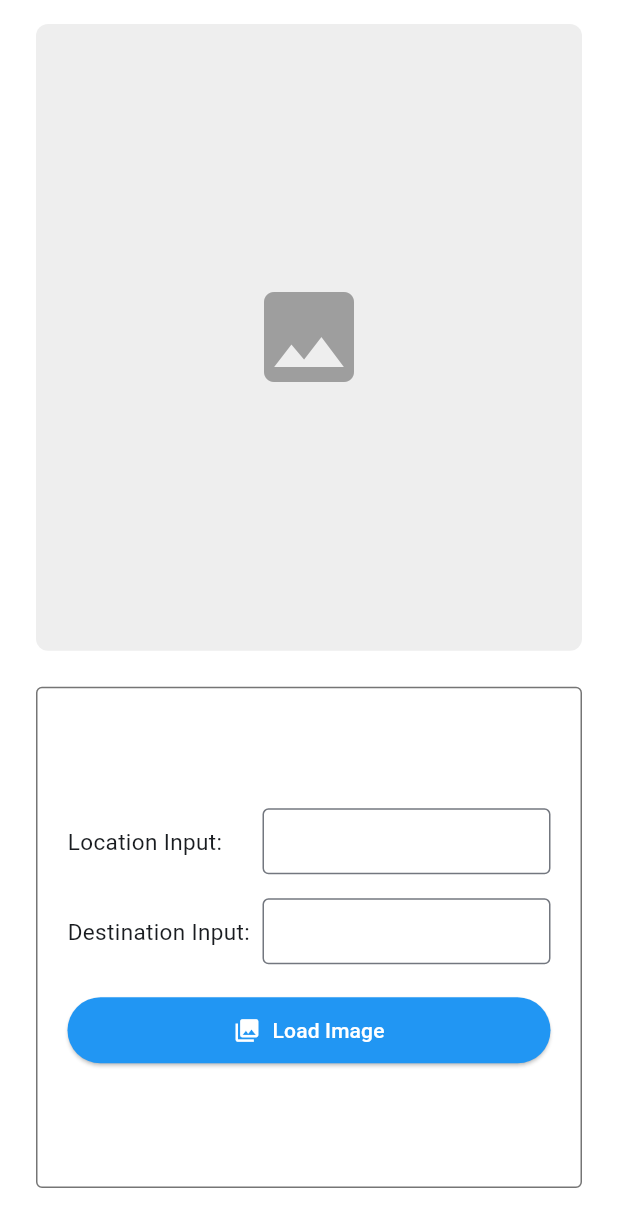
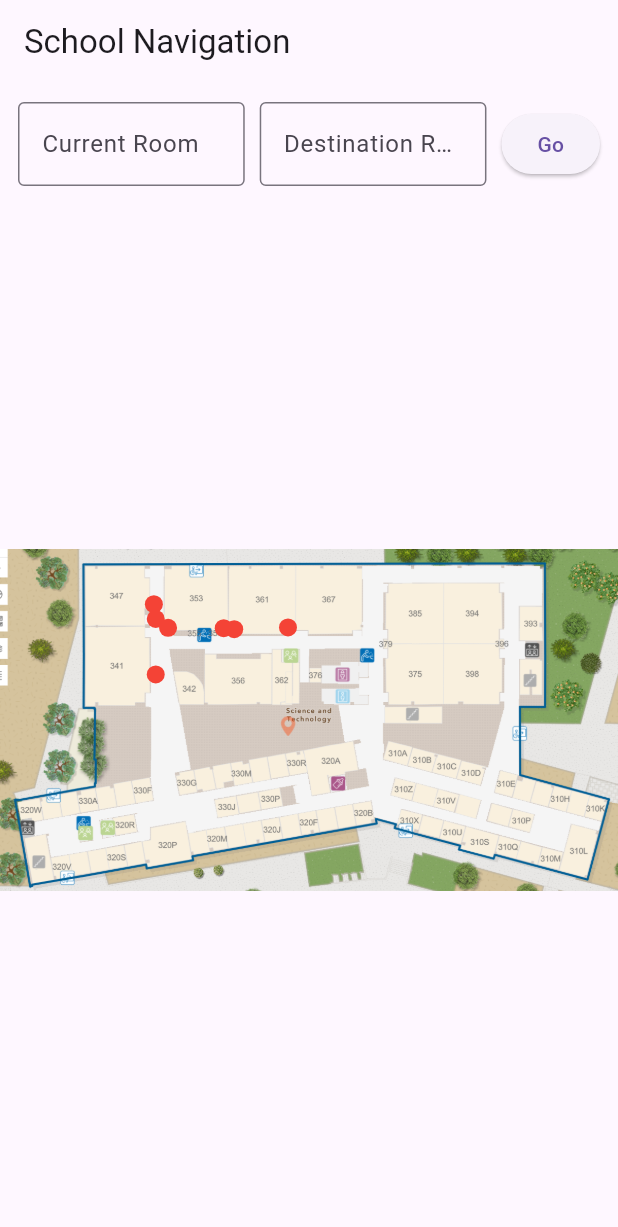
Before and after one commit to PamdaTheStudent/CSE-310-Warner-Brothers, a Flutter app: the screen it shows after launch, on a phone screen of 412 x 824 dp. Shown: the top 1227 px of the screen. Run offline on Flutter 3.47's test engine with Material 3 defaults, Android fonts, the light colour scheme and no system bars.

Commit message:
Nodes now stick to png and scale with png correctly

```diff
--- a/Flutter/warner_brothers/lib/main.dart
+++ b/Flutter/warner_brothers/lib/main.dart
@@ -1,3 +1,4 @@
+import 'dart:collection';
 import 'package:flutter/material.dart';
 
 void main() {
@@ -10,200 +11,335 @@ class MyApp extends StatelessWidget {
   @override
   Widget build(BuildContext context) {
     return MaterialApp(
-      title: 'Location App',
       debugShowCheckedModeBanner: false,
-      theme: ThemeData(
-        colorScheme: ColorScheme.fromSeed(seedColor: Colors.blue),
-        useMaterial3: true,
-        inputDecorationTheme: const InputDecorationTheme(
-          border: OutlineInputBorder(),
-          contentPadding: EdgeInsets.symmetric(horizontal: 12, vertical: 10),
-        ),
-      ),
-      home: const LocationScreen(),
+      home: const MapScreen(),
     );
   }
 }
 
-class LocationScreen extends StatefulWidget {
-  const LocationScreen({super.key});
+class NavNode {
+  final String id;
+
+  /// STORED AS PERCENTAGES (0 → 1)
+  final Offset position;
+
+  final List<String> neighbors;
+
+  NavNode({
+    required this.id,
+    required this.position,
+    required this.neighbors,
+  });
+}
+
+class MapScreen extends StatefulWidget {
+  const MapScreen({super.key});
 
   @override
-  State<LocationScreen> createState() => _LocationScreenState();
+  State<MapScreen> createState() => _MapScreenState();
 }
 
-class _LocationScreenState extends State<LocationScreen> {
-  final TextEditingController _locationController = TextEditingController();
-  final TextEditingController _destinationController = TextEditingController();
+class _MapScreenState extends State<MapScreen> {
+  /// HALLWAY GRAPH
+  ///
+  /// POSITIONS ARE NOW RELATIVE VALUES
+  /// x = % across image
+  /// y = % down image
+  final Map<String, NavNode> nodes = {
+    "347": NavNode(
+      id: "347",
+      position: const Offset(0.249, 0.162),
+      neighbors: ["341_A"],
+    ),
 
-  // List of network images to cycle through
-  final List<String> _imageUrls = [
-    'https://picsum.photos/seed/mountain/600/400',
-    'https://picsum.photos/seed/city/600/400',
-    'https://picsum.photos/seed/forest/600/400',
-    'https://picsum.photos/seed/beach/600/400',
-    'https://picsum.photos/seed/desert/600/400',
-  ];
+    "341_A": NavNode(
+      id: "341_A",
+      position: const Offset(0.252, 0.205),
+      neighbors: ["347", "341_B", "353_A"],
+    ),
 
-  int _currentImageIndex = -1; // -1 = show placeholder
+    "341_B": NavNode(
+      id: "341_B",
+      position: const Offset(0.252, 0.367),
+      neighbors: ["341_A"],
+    ),
 
-  void _changeImage() {
+    "353_A": NavNode(
+      id: "353_A",
+      position: const Offset(0.272, 0.231),
+      neighbors: ["341_A", "353_B"],
+    ),
+
+    "353_B": NavNode(
+      id: "353_B",
+      position: const Offset(0.362, 0.232),
+      neighbors: ["353_A", "361_A"],
+    ),
+
+    "361_A": NavNode(
+      id: "361_A",
+      position: const Offset(0.379, 0.235),
+      neighbors: ["353_B", "361_B"],
+    ),
+
+    "361_B": NavNode(
+      id: "361_B",
+      position: const Offset(0.466, 0.230),
+      neighbors: ["361_A"],
+    ),
+  };
+
+  /// ROOM → NODE CONNECTIONS
+  final Map<String, String> roomToNode = {
+    "STC 347": "347",
+    "STC 341": "341_A",
+    "STC 353": "353_A",
+    "STC 361": "361_A",
+  };
+
+  List<Offset> routePoints = [];
+
+  final TextEditingController startController = TextEditingController();
+  final TextEditingController endController   = TextEditingController();
+
+  /// FIND PATH USING BFS
+  List<String> findPath(String start, String goal) {
+    Queue<String> queue = Queue();
+    Map<String, String?> cameFrom = {};
+
+    queue.add(start);
+    cameFrom[start] = null;
+
+    while (queue.isNotEmpty) {
+      final current = queue.removeFirst();
+
+      if (current == goal) break;
+
+      for (final next in nodes[current]!.neighbors) {
+        if (!cameFrom.containsKey(next)) {
+          queue.add(next);
+          cameFrom[next] = current;
+        }
+      }
+    }
+
+    List<String> path = [];
+    String? current = goal;
+
+    while (current != null) {
+      path.insert(0, current);
+      current = cameFrom[current];
+    }
+
+    return path;
+  }
+
+  void generateRoute() {
+    String startRoom = startController.text.trim();
+    String endRoom   = endController.text.trim();
+
+    if (!roomToNode.containsKey(startRoom) ||
+        !roomToNode.containsKey(endRoom)) {
+      return;
+    }
+
+    String startNode = roomToNode[startRoom]!;
+    String endNode   = roomToNode[endRoom]!;
+
+    List<String> nodePath = findPath(startNode, endNode);
+
     setState(() {
-      _currentImageIndex = (_currentImageIndex + 1) % _imageUrls.length;
+      routePoints = nodePath
+          .map((id) => nodes[id]!.position)
+          .toList();
     });
   }
 
-  @override
-  void dispose() {
-    _locationController.dispose();
-    _destinationController.dispose();
-    super.dispose();
+  /// Computes the actual rendered image rect inside a container
+  /// when using BoxFit.contain, accounting for letterboxing.
+  _ImageRect _getImageRect(double containerWidth, double containerHeight) {
+    // ⚠️ Replace these with your actual map.png pixel dimensions
+    const double nativeWidth  = 1201;
+    const double nativeHeight = 666;
+    const double aspect = nativeWidth / nativeHeight;
+
+    double renderedWidth, renderedHeight;
+
+    if (containerWidth / containerHeight > aspect) {
+      // Letterbox on left/right
+      renderedHeight = containerHeight;
+      renderedWidth  = containerHeight * aspect;
+    } else {
+      // Letterbox on top/bottom
+      renderedWidth  = containerWidth;
+      renderedHeight = containerWidth / aspect;
+    }
+
+    final offsetX = (containerWidth  - renderedWidth)  / 2;
+    final offsetY = (containerHeight - renderedHeight) / 2;
+
+    return _ImageRect(
+      offsetX:        offsetX,
+      offsetY:        offsetY,
+      renderedWidth:  renderedWidth,
+      renderedHeight: renderedHeight,
+    );
   }
 
   @override
   Widget build(BuildContext context) {
     return Scaffold(
-      backgroundColor: Colors.white,
-      body: SafeArea(
-        child: Padding(
-          padding: const EdgeInsets.symmetric(horizontal: 24.0, vertical: 16.0),
-          child: Column(
-            crossAxisAlignment: CrossAxisAlignment.stretch,
-            children: [
-              // ── Image Area ─────────────────────────────────────────────
-              Expanded(
-                flex: 5,
-                child: AnimatedSwitcher(
-                  duration: const Duration(milliseconds: 500),
-                  child: _currentImageIndex == -1
-                      // Placeholder
-                      ? Container(
-                          key: const ValueKey('placeholder'),
-                          decoration: BoxDecoration(
-                            color: Colors.grey[200],
-                            borderRadius: BorderRadius.circular(8),
-                          ),
-                          child: Center(
-                            child: Icon(
-                              Icons.image,
-                              size: 80,
-                              color: Colors.grey[500],
+      appBar: AppBar(
+        title: const Text("School Navigation"),
+      ),
+
+      body: Column(
+        children: [
+          Padding(
+            padding: const EdgeInsets.all(12),
+            child: Row(
+              children: [
+                Expanded(
+                  child: TextField(
+                    controller: startController,
+                    decoration: const InputDecoration(
+                      labelText: "Current Room",
+                      border: OutlineInputBorder(),
+                    ),
+                  ),
+                ),
+
+                const SizedBox(width: 10),
+
+                Expanded(
+                  child: TextField(
+                    controller: endController,
+                    decoration: const InputDecoration(
+                      labelText: "Destination Room",
+                      border: OutlineInputBorder(),
+                    ),
+                  ),
+                ),
+
+                const SizedBox(width: 10),
+
+                ElevatedButton(
+                  onPressed: generateRoute,
+                  child: const Text("Go"),
+                ),
+              ],
+            ),
+          ),
+
+          Expanded(
+            child: LayoutBuilder(
+              builder: (context, constraints) {
+                final containerWidth  = constraints.maxWidth;
+                final containerHeight = constraints.maxHeight;
+                final rect = _getImageRect(containerWidth, containerHeight);
+
+                return InteractiveViewer(
+                  maxScale: 5,
+                  minScale: 1,
+
+                  child: Stack(
+                    children: [
+                      /// MAP IMAGE
+                      SizedBox(
+                        width:  containerWidth,
+                        height: containerHeight,
+                        child: Image.asset(
+                          "assets/map.png",
+                          fit: BoxFit.contain,
+                        ),
+                      ),
+
+                      /// ROUTE
+                      CustomPaint(
+                        size: Size(containerWidth, containerHeight),
+                        painter: PathPainter(
+                          routePoints.map((p) => Offset(
+                            rect.offsetX + p.dx * rect.renderedWidth,
+                            rect.offsetY + p.dy * rect.renderedHeight,
+                          )).toList(),
+                        ),
+                      ),
+
+                      /// DEBUG NODE DOTS
+                      ...nodes.values.map((node) {
+                        final scaledX =
+                            rect.offsetX + node.position.dx * rect.renderedWidth;
+                        final scaledY =
+                            rect.offsetY + node.position.dy * rect.renderedHeight;
+
+                        return Positioned(
+                          left: scaledX - 6,
+                          top:  scaledY - 6,
+                          child: Container(
+                            width: 12,
+                            height: 12,
+                            decoration: const BoxDecoration(
+                              color: Colors.red,
+                              shape: BoxShape.circle,
                             ),
                           ),
-                        )
-                      // Loaded image
-                      : ClipRRect(
-                          key: ValueKey(_currentImageIndex),
-                          borderRadius: BorderRadius.circular(8),
-                          child: Image.network(
-                            _imageUrls[_currentImageIndex],
-                            fit: BoxFit.cover,
-                            width: double.infinity,
-                            loadingBuilder: (context, child, loadingProgress) {
-                              if (loadingProgress == null) return child;
-                              return Container(
-                                color: Colors.grey[200],
-                                child: const Center(
-                                  child: CircularProgressIndicator(),
-                                ),
-                              );
-                            },
-                          ),
-                        ),
-                ),
-              ),
-
-              const SizedBox(height: 24),
-
-              // ── Input Card ─────────────────────────────────────────────
-              Expanded(
-                flex: 4,
-                child: Container(
-                  decoration: BoxDecoration(
-                    border: Border.all(color: Colors.black54),
-                    borderRadius: BorderRadius.circular(4),
-                  ),
-                  padding: const EdgeInsets.all(20),
-                  child: Column(
-                    mainAxisAlignment: MainAxisAlignment.center,
-                    crossAxisAlignment: CrossAxisAlignment.start,
-                    children: [
-                      // Location row
-                      Row(
-                        children: [
-                          const SizedBox(
-                            width: 130,
-                            child: Text(
-                              'Location Input:',
-                              style: TextStyle(fontSize: 15),
-                            ),
-                          ),
-                          Expanded(
-                            child: TextField(
-                              controller: _locationController,
-                              decoration: const InputDecoration(
-                                isDense: true,
-                                border: OutlineInputBorder(),
-                              ),
-                            ),
-                          ),
-                        ],
-                      ),
-
-                      const SizedBox(height: 16),
-
-                      // Destination row
-                      Row(
-                        children: [
-                          const SizedBox(
-                            width: 130,
-                            child: Text(
-                              'Destination Input:',
-                              style: TextStyle(fontSize: 15),
-                            ),
-                          ),
-                          Expanded(
-                            child: TextField(
-                              controller: _destinationController,
-                              decoration: const InputDecoration(
-                                isDense: true,
-                                border: OutlineInputBorder(),
-                              ),
-                            ),
-                          ),
-                        ],
-                      ),
-
-                      const SizedBox(height: 20),
-
-                      // ── Change Image Button ──────────────────────────
-                      SizedBox(
-                        width: double.infinity,
-                        child: ElevatedButton.icon(
-                          onPressed: _changeImage,
-                          icon: const Icon(Icons.photo_library),
-                          label: Text(
-                            _currentImageIndex == -1
-                                ? 'Load Image'
-                                : 'Next Image (${_currentImageIndex + 1}/${_imageUrls.length})',
-                          ),
-                          style: ElevatedButton.styleFrom(
-                            backgroundColor: Colors.blue,
-                            foregroundColor: Colors.white,
-                            padding: const EdgeInsets.symmetric(vertical: 12),
-                          ),
-                        ),
-                      ),
+                        );
+                      }),
                     ],
                   ),
-                ),
-              ),
-
-              const SizedBox(height: 16),
-            ],
+                );
+              },
+            ),
           ),
-        ),
+        ],
       ),
     );
   }
 }
+
+/// Simple data class to hold the computed image rect
+class _ImageRect {
+  final double offsetX;
+  final double offsetY;
+  final double renderedWidth;
+  final double renderedHeight;
+
+  const _ImageRect({
+    required this.offsetX,
+    required this.offsetY,
+    required this.renderedWidth,
+    required this.renderedHeight,
+  });
+}
+
+class PathPainter extends CustomPainter {
+  final List<Offset> points;
+
+  PathPainter(this.points);
+
+  @override
+  void paint(Canvas canvas, Size size) {
+    if (points.isEmpty) return;
+
+    final paintLine = Paint()
+      ..color = Colors.blue
+      ..strokeWidth = 10
+      ..strokeCap = StrokeCap.round
+      ..style = PaintingStyle.stroke;
+
+    final path = Path();
+
+    path.moveTo(points.first.dx, points.first.dy);
+
+    for (final point in points.skip(1)) {
+      path.lineTo(point.dx, point.dy);
+    }
+
+    canvas.drawPath(path, paintLine);
+  }
+
+  @override
+  bool shouldRepaint(covariant CustomPainter oldDelegate) {
+    return true;
+  }
+}
--- a/lib/screens/selection_screen.dart
+++ b/Flutter/warner_brothers/lib/screens/selection_screen.dart
@@ -19,10 +19,7 @@ class _SelectionScreenState extends State<SelectionScreen> {
     return WillPopScope(
       onWillPop: () async => true,
       child: Scaffold(
-        appBar: AppBar(
-          title: const Text('Select Route'),
-          centerTitle: true,
-        ),
+        appBar: AppBar(title: const Text('Select Route'), centerTitle: true),
         body: Padding(
           padding: const EdgeInsets.all(24.0),
           child: Column(
--- a/Flutter/warner_brothers/pubspec.yaml
+++ b/Flutter/warner_brothers/pubspec.yaml
@@ -57,6 +57,9 @@ flutter:
   # the material Icons class.
   uses-material-design: true
 
+  assets:
+    - assets/map.png
+
   # To add assets to your application, add an assets section, like this:
   # assets:
   #   - images/a_dot_burr.jpeg
--- a/lib/main.dart
+++ /dev/null
@@ -1,22 +0,0 @@
-import 'package:flutter/material.dart';
-import 'screens/selection_screen.dart';
-
-void main() {
-  runApp(const MyApp());
-}
-
-class MyApp extends StatelessWidget {
-  const MyApp({Key? key}) : super(key: key);
-
-  @override
-  Widget build(BuildContext context) {
-    return MaterialApp(
-      title: 'Route Navigation',
-      theme: ThemeData(
-        primarySwatch: Colors.blue,
-        useMaterial3: true,
-      ),
-      home: const SelectionScreen(),
-    );
-  }
-}
```
Also changed, not shown: Flutter/warner_brothers/assets/map.png (added), Flutter/warner_brothers/lib/screens/directions_screen.dart (renamed from lib/screens/directions_screen.dart).
